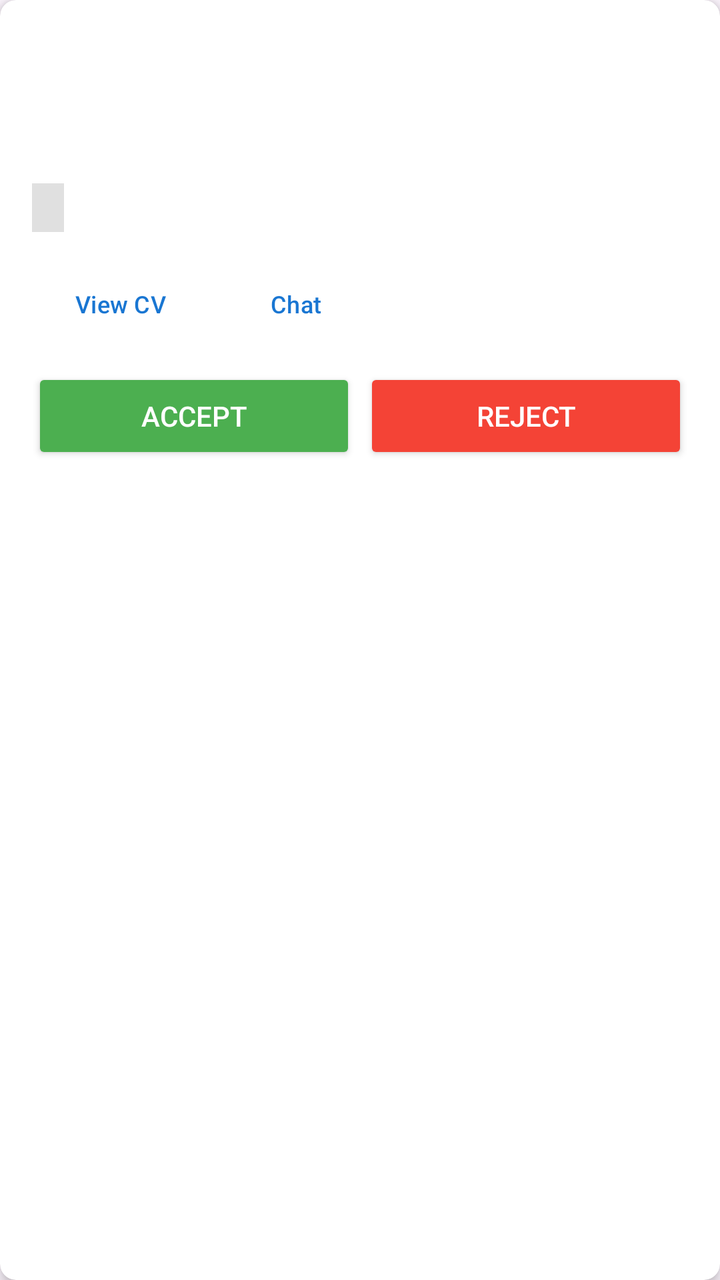
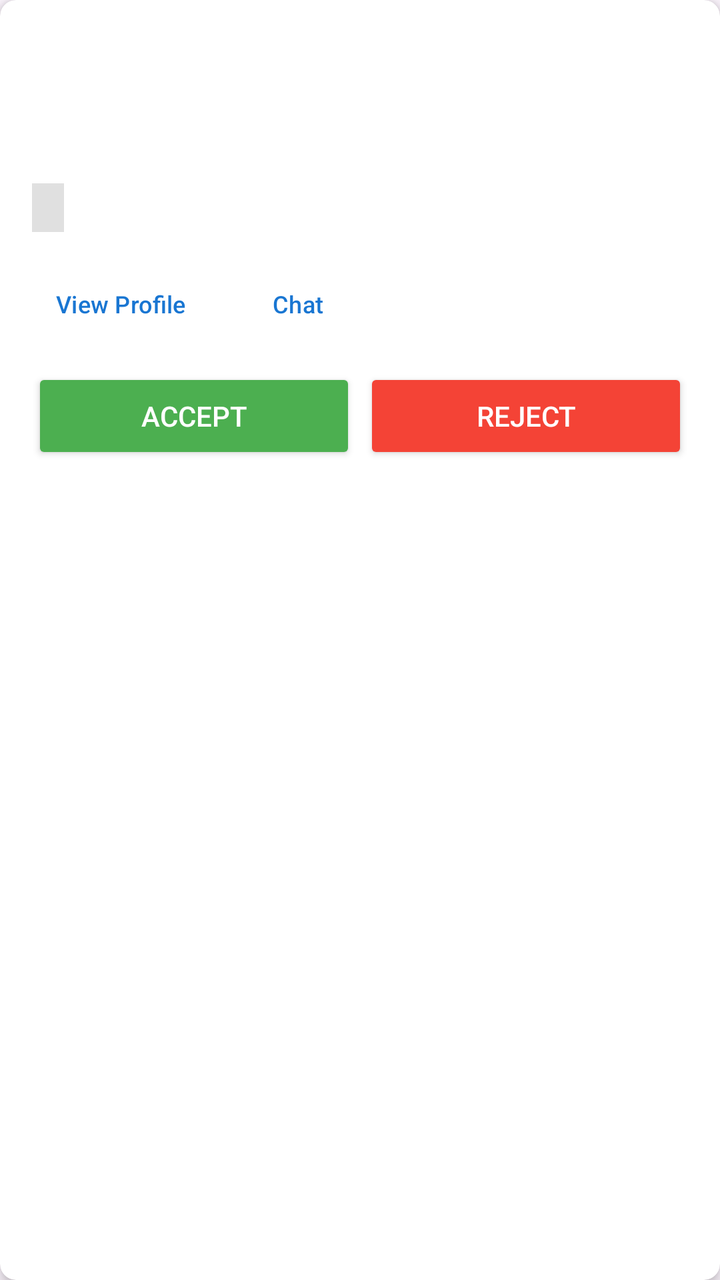

Compare the two renders of this Android layout. The source of the first and the diff that turns it into the second are given below.
<!-- AndroidManifest.xml: application theme Theme.HireMeApp -->
<!-- res/layout/item_application.xml -->
<?xml version="1.0" encoding="utf-8"?>
<androidx.cardview.widget.CardView xmlns:android="http://schemas.android.com/apk/res/android"
    xmlns:app="http://schemas.android.com/apk/res-auto"
    android:layout_width="match_parent"
    android:layout_height="wrap_content"
    android:layout_margin="8dp"
    app:cardCornerRadius="8dp"
    app:cardElevation="4dp">

    <LinearLayout
        android:layout_width="match_parent"
        android:layout_height="wrap_content"
        android:orientation="vertical"
        android:padding="16dp">

        <TextView
            android:id="@+id/tvApplicantName"
            android:layout_width="match_parent"
            android:layout_height="wrap_content"
            android:textSize="18sp"
            android:textStyle="bold"
            android:textColor="#333333"/>

        <TextView
            android:id="@+id/tvJobTitle"
            android:layout_width="match_parent"
            android:layout_height="wrap_content"
            android:textSize="14sp"
            android:textColor="#666666"
            android:layout_marginTop="4dp"/>

        <TextView
            android:id="@+id/tvAppliedAt"
            android:layout_width="match_parent"
            android:layout_height="wrap_content"
            android:textSize="12sp"
            android:textColor="#999999"
            android:layout_marginTop="4dp"/>

        <TextView
            android:id="@+id/tvStatus"
            android:layout_width="wrap_content"
            android:layout_height="wrap_content"
            android:textSize="12sp"
            android:textStyle="bold"
            android:paddingHorizontal="8dp"
            android:paddingVertical="4dp"
            android:background="#E0E0E0"
            android:layout_marginTop="8dp"/>

        <LinearLayout
            android:layout_width="match_parent"
            android:layout_height="wrap_content"
            android:orientation="horizontal"
            android:layout_marginTop="12dp">

            <Button
                android:id="@+id/btnViewCV"
                style="?attr/borderlessButtonStyle"
                android:layout_width="wrap_content"
                android:layout_height="wrap_content"
                android:text="View CV"
                android:textSize="12sp"
                android:textColor="#1976D2"/>

            <Button
                android:id="@+id/btnChat"
                style="?attr/borderlessButtonStyle"
                android:layout_width="wrap_content"
                android:layout_height="wrap_content"
                android:text="Chat"
                android:textSize="12sp"
                android:textColor="#1976D2"/>

        </LinearLayout>

        <LinearLayout
            android:id="@+id/layoutButtons"
            android:layout_width="match_parent"
            android:layout_height="wrap_content"
            android:orientation="horizontal"
            android:layout_marginTop="8dp">

            <Button
                android:id="@+id/btnAccept"
                android:layout_width="0dp"
                android:layout_height="wrap_content"
                android:layout_weight="1"
                android:text="Accept"
                android:backgroundTint="#4CAF50"
                android:textColor="@android:color/white"
                android:layout_marginEnd="4dp"/>

            <Button
                android:id="@+id/btnReject"
                android:layout_width="0dp"
                android:layout_height="wrap_content"
                android:layout_weight="1"
                android:text="Reject"
                android:backgroundTint="#F44336"
                android:textColor="@android:color/white"/>

        </LinearLayout>

    </LinearLayout>

</androidx.cardview.widget.CardView>
<!-- resources referenced by this layout -->
<resources>
  <style name="Theme.HireMeApp" parent="Base.Theme.HireMeApp" />
  <style name="Base.Theme.HireMeApp" parent="Theme.Material3.DayNight.NoActionBar">
          
          
      </style>
</resources>

<!-- the commit's change to res/layout/item_application.xml (unified diff, before → after) -->
@@ -59,7 +59,7 @@
                 style="?attr/borderlessButtonStyle"
                 android:layout_width="wrap_content"
                 android:layout_height="wrap_content"
-                android:text="View CV"
+                android:text="View Profile"
                 android:textSize="12sp"
                 android:textColor="#1976D2"/>
 
